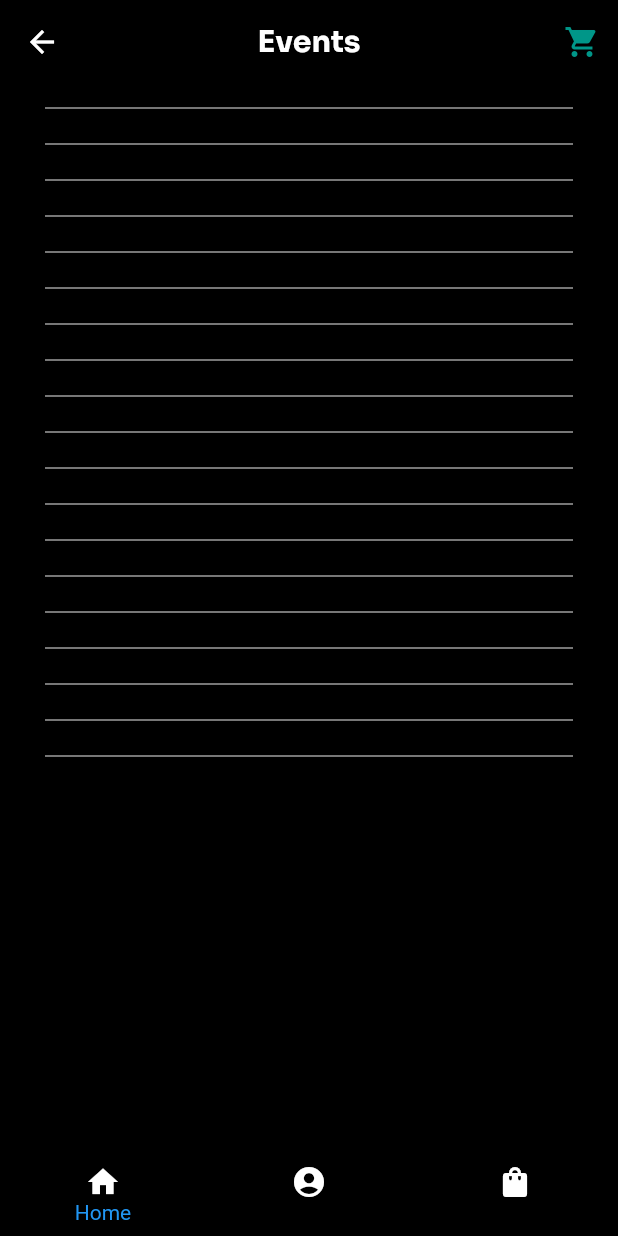
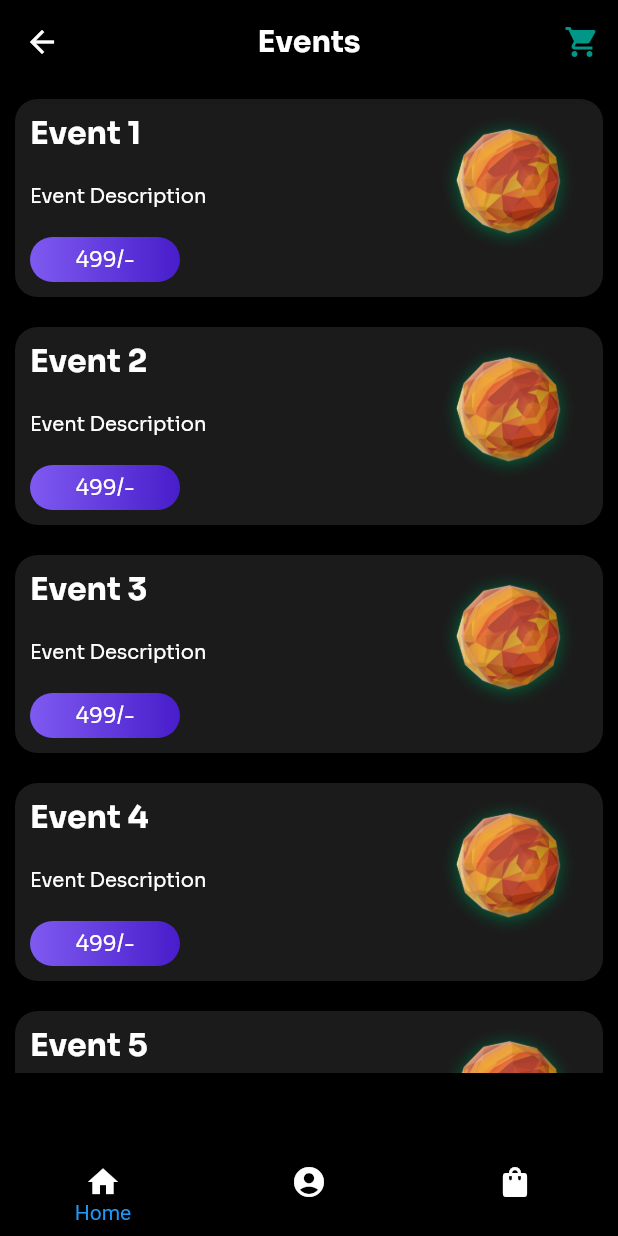
Before and after one commit to Prashant1709/ktf, a Flutter app: the events screen opened directly, on a phone screen of 412 x 824 dp. Run offline on Flutter 3.47's test engine with Material 2 defaults, Android fonts, the phone set to English and light mode, and no system bars; drawn by our look-alikes of auto_size_text; our stand-ins replace carousel_slider, firebase_auth, firebase_core, glass_kit, google_fonts, google_sign_in and 1 more; missing offline and left inert: text_divider; accounts and stored records are empty.

Commit message:
Event page in making

```diff
--- a/lib/events.dart
+++ b/lib/events.dart
@@ -1,3 +1,4 @@
+import 'package:auto_size_text/auto_size_text.dart';
 import 'package:flutter/material.dart';
 import 'package:google_fonts/google_fonts.dart';
 import 'package:hexcolor/hexcolor.dart';
@@ -11,6 +12,13 @@ class events extends StatefulWidget {
 class _eventsState extends State<events> {
   @override
   Widget build(BuildContext context) {
+    double h(double height) {
+      return MediaQuery.of(context).size.height * height;
+    }
+
+    double w(double width) {
+      return MediaQuery.of(context).size.width * width;
+    }
     return Scaffold(
       bottomNavigationBar: BottomNavigationBar(
         // unselectedLabelStyle: TextStyle(color: Colors.white),
@@ -50,25 +58,110 @@ class _eventsState extends State<events> {
       backgroundColor: Colors.black,
       body: SingleChildScrollView(
         child: SizedBox(height: MediaQuery.of(context).size.height * 0.8,
-          child: ListView.separated(
+          child: ListView.builder(
             itemBuilder: (context, position) {
-              return Flexible(child: Card(
+              return Padding(
+                padding: const EdgeInsets.all(6.0),
+                child: Flexible(child: Card(
+                  shape: RoundedRectangleBorder(
+                    borderRadius: BorderRadius.circular(15.0),
+                  ),
                   color: HexColor("#1B1B1B"),
-                child:Row(
+                  child:Row(mainAxisAlignment: MainAxisAlignment.spaceBetween,
                     children: [
-                    Column(
+                      Column(crossAxisAlignment: CrossAxisAlignment.start,
                         children: [
-
+                          Padding(
+                            padding: const EdgeInsets.all(10.0),
+                            child: AutoSizeText("Event ${position+1}",style: GoogleFonts.sora(
+                                color: Colors.white,
+                                fontWeight: FontWeight.bold,
+                                fontSize: 21),),
+                          ),
+                          Padding(
+                            padding: const EdgeInsets.all(10.0),
+                            child: AutoSizeText("Event Description",style: GoogleFonts.sora(
+                                color: Colors.white,
+                                fontSize: 13),),
+                          ),
+                          Padding(
+                            padding: const EdgeInsets.all(10.0),
+                            child: InkWell(
+                              onTap: () {
+                                showModalBottomSheet(
+                                  shape: RoundedRectangleBorder(
+                                    borderRadius: BorderRadius.circular(28.0),
+                                  ),
+                                  backgroundColor: Colors.black,
+                                    isScrollControlled: true,
+                                    context: context, builder: (BuildContext bc){
+                                  return Column(
+                                    crossAxisAlignment: CrossAxisAlignment.start,
+                                    children: [
+                                      Stack(fit:StackFit.passthrough,
+                                        children: [
+                                        Container(
+                                          width: w(1),
+                                          height: h(0.45),
+                                          decoration: BoxDecoration(
+                                            borderRadius: BorderRadius.circular(28),
+                                            color: Color(0xff2cb67d),
+                                          ),
+                                        ),
+                                          Positioned(
+                                            top: 35,
+                                            right: 5,
+                                            child: IconButton(onPressed: (){}, icon: Icon(Icons.favorite,color: Colors.red,))
+                                          ),
+                                          Positioned(
+                                              top: 35,
+                                              left: 5,
+                                              child: IconButton(onPressed: (){Navigator.pop(context);}, icon: Icon(Icons.arrow_back,color: Colors.black,))
+                                          ),
+                                          Positioned(
+                                              top: 100,
+                                              right:70,
+                                              left:70,
+                                              child: Image.asset("assets/img.png")
+                                          ),
+                                        ],)
                                     ],
+                                  );
+                                });
+                              },
+                              child: Container(
+                                height: 30,
+                                width: 100,
+                                decoration: BoxDecoration(
+                                  gradient: LinearGradient(colors: [
+                                    HexColor("#7F5AF0"),
+                                    HexColor("#481DCB"),
+                                  ]),
+                                  borderRadius: BorderRadius.circular(20),
+                                ),
+                                child: Center(
+                                  child: Text(
+                                    "499/-",
+                                    style: GoogleFonts.sora(
+                                      color: Colors.white,
+                                    ),
+                                  ),
+                                ),
+                              ),
+                            ),
                           )
                         ],
                       ),
-              ));
+                      Container(
+                          height: 125,
+                          width: 125,
+                          child: Image(image: AssetImage("assets/img.png")))
+                    ],
+                  ),
+                )),
+              );
             },
-            separatorBuilder: (context, position) {
-              return Divider(color: Colors.grey,endIndent: 30,indent: 30,thickness: 1,);
-            },
-            itemCount: 20,
+            itemCount: 5,
           ),
         ),
       ),
```
Also changed, not shown: assets/img.png (added). Lines whose indentation alone changed are shown as unchanged.
